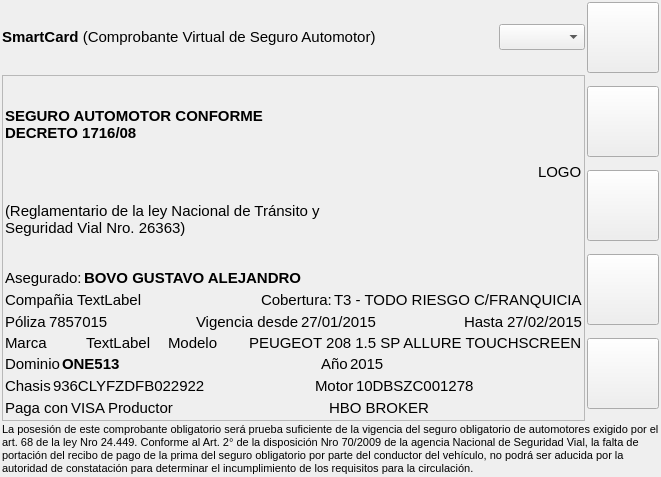
Qt form dominioAsegurado/mainwindow.ui (diegowald/dominioSeguro) before a commit.
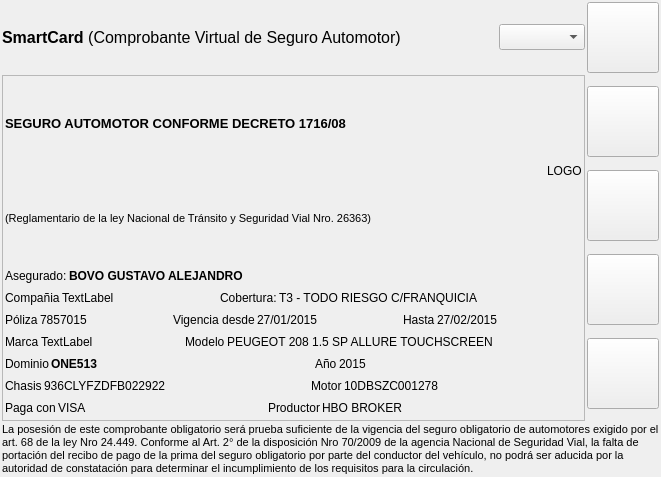
The same form after that commit. Icons and pictures are not drawn.

Commit message: Sigo trabajando con la UI.

```diff
--- a/dominioAsegurado/mainwindow.ui
+++ b/dominioAsegurado/mainwindow.ui
@@ -21,6 +21,9 @@
   <property name="autoFillBackground">
    <bool>true</bool>
   </property>
+  <property name="styleSheet">
+   <string notr="true"/>
+  </property>
   <widget class="QWidget" name="centralWidget">
    <layout class="QVBoxLayout" name="verticalLayout_4">
     <property name="spacing">
@@ -47,7 +50,7 @@
        <widget class="QLabel" name="lblTitle">
         <property name="font">
          <font>
-          <pointsize>11</pointsize>
+          <pointsize>12</pointsize>
          </font>
         </property>
         <property name="text">
@@ -104,6 +107,9 @@
       </property>
       <item>
        <widget class="QFrame" name="frame">
+        <property name="styleSheet">
+         <string notr="true">border-color: rgb(76, 43, 223);</string>
+        </property>
         <property name="frameShape">
          <enum>QFrame::StyledPanel</enum>
         </property>
@@ -143,13 +149,18 @@
               <number>2</number>
              </property>
              <item>
-              <widget class="QLabel" name="label">
+              <widget class="QLabel" name="lbltiuloTarjeta">
                <property name="sizePolicy">
                 <sizepolicy hsizetype="Preferred" vsizetype="Expanding">
                  <horstretch>0</horstretch>
                  <verstretch>0</verstretch>
                 </sizepolicy>
                </property>
+               <property name="font">
+                <font>
+                 <pointsize>10</pointsize>
+                </font>
+               </property>
                <property name="text">
                 <string>&lt;b&gt;SEGURO AUTOMOTOR CONFORME DECRETO 1716/08&lt;/b&gt;</string>
                </property>
@@ -157,23 +168,28 @@
                 <enum>Qt::RichText</enum>
                </property>
                <property name="wordWrap">
-                <bool>true</bool>
+                <bool>false</bool>
                </property>
               </widget>
              </item>
              <item>
-              <widget class="QLabel" name="label_2">
+              <widget class="QLabel" name="lblsubtituloTarjeta">
                <property name="sizePolicy">
                 <sizepolicy hsizetype="Preferred" vsizetype="Expanding">
                  <horstretch>0</horstretch>
                  <verstretch>0</verstretch>
                 </sizepolicy>
                </property>
+               <property name="font">
+                <font>
+                 <pointsize>8</pointsize>
+                </font>
+               </property>
                <property name="text">
                 <string>(Reglamentario de la ley Nacional de Tránsito y Seguridad Vial Nro. 26363)</string>
                </property>
                <property name="wordWrap">
-                <bool>true</bool>
+                <bool>false</bool>
                </property>
               </widget>
              </item>
@@ -214,6 +230,11 @@
            </property>
            <item>
             <widget class="QLabel" name="label_5">
+             <property name="font">
+              <font>
+               <pointsize>9</pointsize>
+              </font>
+             </property>
              <property name="text">
               <string>Asegurado:</string>
              </property>
@@ -221,6 +242,11 @@
            </item>
            <item>
             <widget class="QLabel" name="lblAsegurado">
+             <property name="font">
+              <font>
+               <pointsize>9</pointsize>
+              </font>
+             </property>
              <property name="text">
               <string>&lt;b&gt;BOVO GUSTAVO ALEJANDRO&lt;/b&gt;</string>
              </property>
@@ -251,6 +277,11 @@
            </property>
            <item>
             <widget class="QLabel" name="lblCompany">
+             <property name="font">
+              <font>
+               <pointsize>9</pointsize>
+              </font>
+             </property>
              <property name="text">
               <string>Compañia</string>
              </property>
@@ -258,6 +289,11 @@
            </item>
            <item>
             <widget class="QLabel" name="lblCompania">
+             <property name="font">
+              <font>
+               <pointsize>9</pointsize>
+              </font>
+             </property>
              <property name="text">
               <string>TextLabel</string>
              </property>
@@ -278,6 +314,11 @@
            </item>
            <item>
             <widget class="QLabel" name="label_7">
+             <property name="font">
+              <font>
+               <pointsize>9</pointsize>
+              </font>
+             </property>
              <property name="text">
               <string>Cobertura:</string>
              </property>
@@ -285,11 +326,29 @@
            </item>
            <item>
             <widget class="QLabel" name="lblCobertura">
+             <property name="font">
+              <font>
+               <pointsize>9</pointsize>
+              </font>
+             </property>
              <property name="text">
               <string>T3 - TODO RIESGO C/FRANQUICIA</string>
              </property>
             </widget>
            </item>
+           <item>
+            <spacer name="horizontalSpacer_13">
+             <property name="orientation">
+              <enum>Qt::Horizontal</enum>
+             </property>
+             <property name="sizeHint" stdset="0">
+              <size>
+               <width>40</width>
+               <height>20</height>
+              </size>
+             </property>
+            </spacer>
+           </item>
           </layout>
          </item>
          <item>
@@ -299,6 +358,11 @@
            </property>
            <item>
             <widget class="QLabel" name="label_9">
+             <property name="font">
+              <font>
+               <pointsize>9</pointsize>
+              </font>
+             </property>
              <property name="text">
               <string>Póliza</string>
              </property>
@@ -306,6 +370,11 @@
            </item>
            <item>
             <widget class="QLabel" name="lblPoliza">
+             <property name="font">
+              <font>
+               <pointsize>9</pointsize>
+              </font>
+             </property>
              <property name="text">
               <string>7857015</string>
              </property>
@@ -326,6 +395,11 @@
            </item>
            <item>
             <widget class="QLabel" name="label_3">
+             <property name="font">
+              <font>
+               <pointsize>9</pointsize>
+              </font>
+             </property>
              <property name="text">
               <string>Vigencia desde</string>
              </property>
@@ -333,6 +407,11 @@
            </item>
            <item>
             <widget class="QLabel" name="lblVigenciaDesde">
+             <property name="font">
+              <font>
+               <pointsize>9</pointsize>
+              </font>
+             </property>
              <property name="text">
               <string>27/01/2015</string>
              </property>
@@ -353,6 +432,11 @@
            </item>
            <item>
             <widget class="QLabel" name="label_11">
+             <property name="font">
+              <font>
+               <pointsize>9</pointsize>
+              </font>
+             </property>
              <property name="text">
               <string>Hasta</string>
              </property>
@@ -360,11 +444,29 @@
            </item>
            <item>
             <widget class="QLabel" name="lblVigenciaHasta">
+             <property name="font">
+              <font>
+               <pointsize>9</pointsize>
+              </font>
+             </property>
              <property name="text">
               <string>27/02/2015</string>
              </property>
             </widget>
            </item>
+           <item>
+            <spacer name="horizontalSpacer_16">
+             <property name="orientation">
+              <enum>Qt::Horizontal</enum>
+             </property>
+             <property name="sizeHint" stdset="0">
+              <size>
+               <width>40</width>
+               <height>20</height>
+              </size>
+             </property>
+            </spacer>
+           </item>
           </layout>
          </item>
          <item>
@@ -374,6 +476,11 @@
            </property>
            <item>
             <widget class="QLabel" name="label_6">
+             <property name="font">
+              <font>
+               <pointsize>9</pointsize>
+              </font>
+             </property>
              <property name="text">
               <string>Marca</string>
              </property>
@@ -381,13 +488,36 @@
            </item>
            <item>
             <widget class="QLabel" name="lblMarca">
+             <property name="font">
+              <font>
+               <pointsize>9</pointsize>
+              </font>
+             </property>
              <property name="text">
               <string>TextLabel</string>
              </property>
             </widget>
            </item>
+           <item>
+            <spacer name="horizontalSpacer_14">
+             <property name="orientation">
+              <enum>Qt::Horizontal</enum>
+             </property>
+             <property name="sizeHint" stdset="0">
+              <size>
+               <width>40</width>
+               <height>20</height>
+              </size>
+             </property>
+            </spacer>
+           </item>
            <item>
             <widget class="QLabel" name="label_12">
+             <property name="font">
+              <font>
+               <pointsize>9</pointsize>
+              </font>
+             </property>
              <property name="text">
               <string>Modelo</string>
              </property>
@@ -395,11 +525,29 @@
            </item>
            <item>
             <widget class="QLabel" name="lblModelo">
+             <property name="font">
+              <font>
+               <pointsize>9</pointsize>
+              </font>
+             </property>
              <property name="text">
               <string>PEUGEOT 208 1.5 SP ALLURE TOUCHSCREEN</string>
              </property>
             </widget>
            </item>
+           <item>
+            <spacer name="horizontalSpacer_15">
+             <property name="orientation">
+              <enum>Qt::Horizontal</enum>
+             </property>
+             <property name="sizeHint" stdset="0">
+              <size>
+               <width>40</width>
+               <height>20</height>
+              </size>
+             </property>
+            </spacer>
+           </item>
           </layout>
          </item>
          <item>
@@ -409,6 +557,11 @@
            </property>
            <item>
             <widget class="QLabel" name="label_14">
+             <property name="font">
+              <font>
+               <pointsize>9</pointsize>
+              </font>
+             </property>
              <property name="text">
               <string>Dominio</string>
              </property>
@@ -416,6 +569,11 @@
            </item>
            <item>
             <widget class="QLabel" name="lblDominio">
+             <property name="font">
+              <font>
+               <pointsize>9</pointsize>
+              </font>
+             </property>
              <property name="text">
               <string>&lt;html&gt;&lt;head/&gt;&lt;body&gt;&lt;p&gt;&lt;span style=&quot; font-weight:600;&quot;&gt;ONE513&lt;/span&gt;&lt;/p&gt;&lt;/body&gt;&lt;/html&gt;</string>
              </property>
@@ -436,6 +594,11 @@
            </item>
            <item>
             <widget class="QLabel" name="label_16">
+             <property name="font">
+              <font>
+               <pointsize>9</pointsize>
+              </font>
+             </property>
              <property name="text">
               <string>Año</string>
              </property>
@@ -443,6 +606,11 @@
            </item>
            <item>
             <widget class="QLabel" name="lblAnio">
+             <property name="font">
+              <font>
+               <pointsize>9</pointsize>
+              </font>
+             </property>
              <property name="text">
               <string>2015</string>
              </property>
@@ -470,6 +638,11 @@
            </property>
            <item>
             <widget class="QLabel" name="label_18">
+             <property name="font">
+              <font>
+               <pointsize>9</pointsize>
+              </font>
+             </property>
              <property name="text">
               <string>Chasis</string>
              </property>
@@ -477,6 +650,11 @@
            </item>
            <item>
             <widget class="QLabel" name="lblChasis">
+             <property name="font">
+              <font>
+               <pointsize>9</pointsize>
+              </font>
+             </property>
              <property name="text">
               <string>936CLYFZDFB022922</string>
              </property>
@@ -497,6 +675,11 @@
            </item>
            <item>
             <widget class="QLabel" name="label_20">
+             <property name="font">
+              <font>
+               <pointsize>9</pointsize>
+              </font>
+             </property>
              <property name="text">
               <string>Motor</string>
              </property>
@@ -504,6 +687,11 @@
            </item>
            <item>
             <widget class="QLabel" name="lblMotor">
+             <property name="font">
+              <font>
+               <pointsize>9</pointsize>
+              </font>
+             </property>
              <property name="text">
               <string>10DBSZC001278</string>
              </property>
@@ -531,6 +719,11 @@
            </property>
            <item>
             <widget class="QLabel" name="label_22">
+             <property name="font">
+              <font>
+               <pointsize>9</pointsize>
+              </font>
+             </property>
              <property name="text">
               <string>Paga con</string>
              </property>
@@ -538,33 +731,48 @@
            </item>
            <item>
             <widget class="QLabel" name="lblMedioPago">
+             <property name="font">
+              <font>
+               <pointsize>9</pointsize>
+              </font>
+             </property>
              <property name="text">
               <string>VISA</string>
              </property>
             </widget>
            </item>
+           <item>
+            <spacer name="horizontalSpacer_6">
+             <property name="orientation">
+              <enum>Qt::Horizontal</enum>
+             </property>
+             <property name="sizeHint" stdset="0">
+              <size>
+               <width>40</width>
+               <height>20</height>
+              </size>
+             </property>
+            </spacer>
+           </item>
            <item>
             <widget class="QLabel" name="label_24">
+             <property name="font">
+              <font>
+               <pointsize>9</pointsize>
+              </font>
+             </property>
              <property name="text">
               <string>Productor</string>
              </property>
             </widget>
            </item>
-           <item>
-            <spacer name="horizontalSpacer_6">
-             <property name="orientation">
-              <enum>Qt::Horizontal</enum>
-             </property>
-             <property name="sizeHint" stdset="0">
-              <size>
-               <width>40</width>
-               <height>20</height>
-              </size>
-             </property>
-            </spacer>
-           </item>
            <item>
             <widget class="QLabel" name="lblProductor">
+             <property name="font">
+              <font>
+               <pointsize>9</pointsize>
+              </font>
+             </property>
              <property name="text">
               <string>HBO BROKER</string>
              </property>
```
The commit also changes 1 other file.
